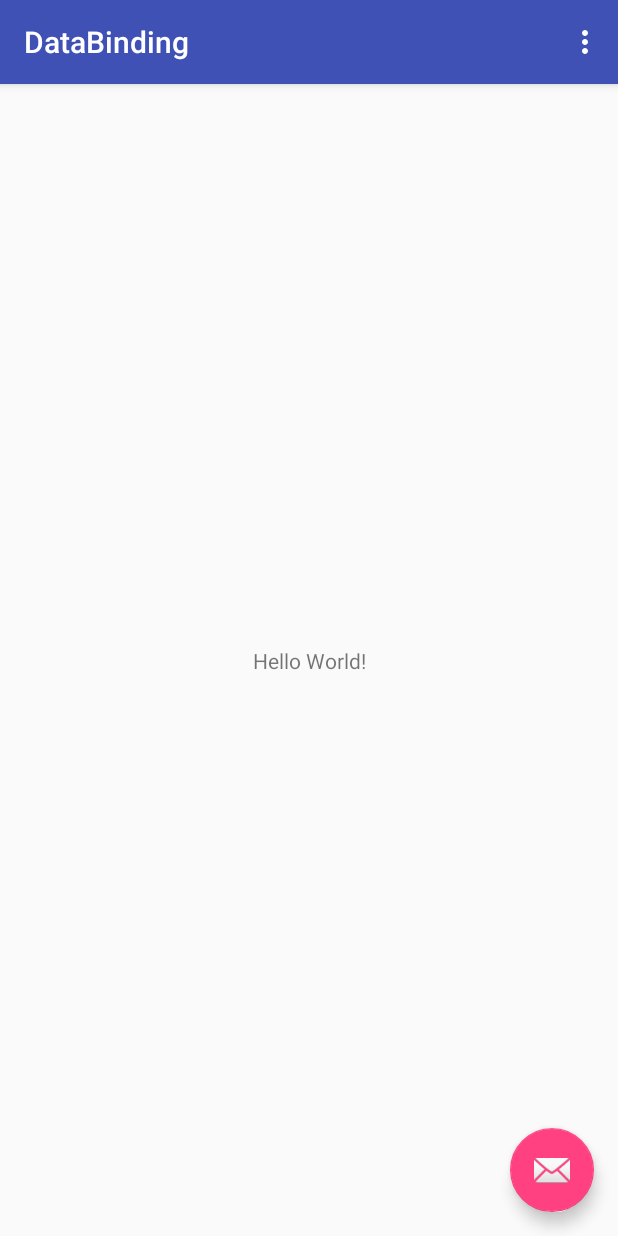
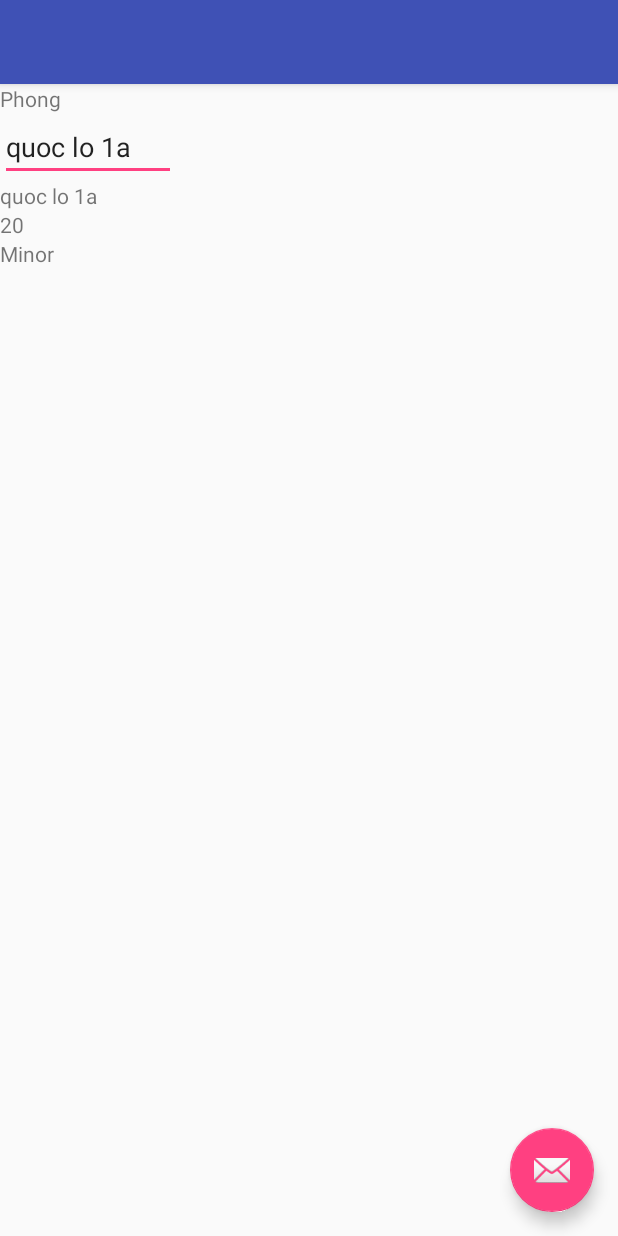
Before and after one commit to PhongHuynh93/Databinding, an Android app: the screen it shows after launch (MainActivity), on a phone screen of 412 x 824 dp. Run offline under Robolectric (Android 15) with nearby library versions, the phone set to English and light mode, and no system bars; our stand-ins replace data binding.

Commit message:
feat - create model via xml, java. create constructor for model. create observablefield for model

```diff
--- a/app/src/main/java/example/test/phong/databinding/MainActivity.java
+++ b/app/src/main/java/example/test/phong/databinding/MainActivity.java
@@ -1,52 +1,27 @@
 package example.test.phong.databinding;
 
+import android.databinding.DataBindingUtil;
 import android.os.Bundle;
-import android.support.design.widget.FloatingActionButton;
-import android.support.design.widget.Snackbar;
 import android.support.v7.app.AppCompatActivity;
-import android.support.v7.widget.Toolbar;
-import android.view.View;
-import android.view.Menu;
-import android.view.MenuItem;
 
+import example.test.phong.databinding.databinding.ActivityMainBinding;
+
+
+/**
+ * https://android.jlelse.eu/data-binding-a-library-to-remember-1a5ab7bfc21d
+ */
 public class MainActivity extends AppCompatActivity {
 
     @Override
     protected void onCreate(Bundle savedInstanceState) {
         super.onCreate(savedInstanceState);
-        setContentView(R.layout.activity_main);
-        Toolbar toolbar = (Toolbar) findViewById(R.id.toolbar);
-        setSupportActionBar(toolbar);
+//        setContentView(R.layout.activity_main);
+        // info - How to avoid findViewById():
+//        Inside your onCreate method initialize the data binding object by using DataBindingUtil than use that object to access all your views directly.
+        ActivityMainBinding activityMainBinding = DataBindingUtil.setContentView(this, R.layout.activity_main);
 
-        FloatingActionButton fab = (FloatingActionButton) findViewById(R.id.fab);
-        fab.setOnClickListener(new View.OnClickListener() {
-            @Override
-            public void onClick(View view) {
-                Snackbar.make(view, "Replace with your own action", Snackbar.LENGTH_LONG)
-                        .setAction("Action", null).show();
-            }
-        });
-    }
-
-    @Override
-    public boolean onCreateOptionsMenu(Menu menu) {
-        // Inflate the menu; this adds items to the action bar if it is present.
-        getMenuInflater().inflate(R.menu.menu_main, menu);
-        return true;
-    }
-
-    @Override
-    public boolean onOptionsItemSelected(MenuItem item) {
-        // Handle action bar item clicks here. The action bar will
-        // automatically handle clicks on the Home/Up button, so long
-        // as you specify a parent activity in AndroidManifest.xml.
-        int id = item.getItemId();
-
-        //noinspection SimplifiableIfStatement
-        if (id == R.id.action_settings) {
-            return true;
-        }
-
-        return super.onOptionsItemSelected(item);
+        // info - how to set var via java fiile
+        RegistrationModel registrationModel = new RegistrationModel("Phong", "quoc lo 1a", 20, true);
+        activityMainBinding.setRegistration(registrationModel);
     }
 }
--- /dev/null
+++ b/app/src/main/java/example/test/phong/databinding/RegistrationModel.java
@@ -0,0 +1,31 @@
+package example.test.phong.databinding;
+
+import android.databinding.ObservableBoolean;
+import android.databinding.ObservableField;
+import android.databinding.ObservableInt;
+
+/**
+ * Created by user on 7/30/2017.
+ * It sets the field with observable which continuously monitors for any changes in the contents.
+ *
+ * No getters and setters?
+ *
+ * You may use like name.set(“Jack”) and name.get() to retrieve value.
+ */
+public class RegistrationModel {
+    public ObservableField<String> name = new ObservableField<>();
+    public ObservableField<String> address = new ObservableField<>();
+    public ObservableInt age = new ObservableInt();
+    public ObservableBoolean isMinor = new ObservableBoolean();
+
+    // info - Using Constructor:
+    public RegistrationModel(String name, String address, int age, boolean isMinor) {
+        this.name.set(name);
+        this.address.set(address);
+        this.age.set(age);
+        this.isMinor.set(isMinor);
+    }
+
+    public RegistrationModel() {
+    }
+}
--- a/app/src/main/res/layout/activity_main.xml
+++ b/app/src/main/res/layout/activity_main.xml
@@ -1,8 +1,17 @@
 <?xml version="1.0" encoding="utf-8"?>
+<!--info layout mean compiler will create the class depend on xml name-->
+<!--When you define layout tag it conveys special meaning to the compiler that data binding is used in this xml so create a new separate class to handle the data binding
+and the name of the class is exactly the same name of your xml in a camel case appended with the Binding at the end.
+So if your xml name is activity_main then it generate the class with the name ActivityMainBinding.-->
+<layout xmlns:android="http://schemas.android.com/apk/res/android"
+        xmlns:app="http://schemas.android.com/apk/res-auto"
+        xmlns:tools="http://schemas.android.com/tools">
+
+    <!--info auto create method setRegistrationModel-->
+    <data>
+        <variable name="registration" type="example.test.phong.databinding.RegistrationModel"/>
+    </data>
     <android.support.design.widget.CoordinatorLayout
-    xmlns:android="http://schemas.android.com/apk/res/android"
-    xmlns:app="http://schemas.android.com/apk/res-auto"
-    xmlns:tools="http://schemas.android.com/tools"
         android:layout_width="match_parent"
         android:layout_height="match_parent"
         tools:context="example.test.phong.databinding.MainActivity">
@@ -21,7 +30,50 @@
 
         </android.support.design.widget.AppBarLayout>
 
-    <include layout="@layout/content_main"/>
+        <!--<include layout="@layout/content_main"/>-->
+        <LinearLayout
+            android:layout_width="match_parent"
+            android:layout_height="match_parent"
+            android:orientation="vertical"
+            app:layout_behavior="@string/appbar_scrolling_view_behavior">
+
+            <TextView
+                android:id="@+id/tv_name"
+                android:layout_width="wrap_content"
+                android:layout_height="wrap_content"
+                android:text="@{registration.name}"/>
+
+            <!--info Do single modification that is change @{} to @={} that’s it.
+What it does is when user types then it set the value back to the model class object so when you want to retrieve the value just call that object.-->
+            <EditText
+                android:id="@+id/edt_address"
+                android:hint="Input address"
+                android:layout_width="wrap_content"
+                android:layout_height="wrap_content"
+                android:text="@={registration.address}"/>
+
+            <!--test not modify when edt_address is modified-->
+            <TextView
+                android:id="@+id/tv_address"
+                android:layout_width="wrap_content"
+                android:layout_height="wrap_content"
+                android:text="@{registration.address}"/>
+
+            <!--info Remember the model class is having age data type as Integer and setText on a textview accepts String type. So it’s important to use String.valueOf() in case the data type is not String.-->
+            <TextView
+                android:id="@+id/tv_age"
+                android:layout_width="wrap_content"
+                android:layout_height="wrap_content"
+                android:text="@{String.valueOf(registration.age)}"/>
+
+            <!--info - Well data binding supports lots of expression and ternary operator is one of them.-->
+            <TextView
+                android:id="@+id/tv_status"
+                android:layout_width="wrap_content"
+                android:layout_height="wrap_content"
+                android:text="@{registration.isMinor ? @string/minor : @string/major}"/>
+
+        </LinearLayout>
 
         <android.support.design.widget.FloatingActionButton
             android:id="@+id/fab"
@@ -32,3 +84,4 @@
             app:srcCompat="@android:drawable/ic_dialog_email"/>
 
     </android.support.design.widget.CoordinatorLayout>
+</layout>
--- a/app/src/main/res/layout/content_main.xml
+++ b/app/src/main/res/layout/content_main.xml
@@ -1,13 +1,11 @@
 <?xml version="1.0" encoding="utf-8"?>
-<layout xmlns:android="http://schemas.android.com/apk/res/android"
-        xmlns:app="http://schemas.android.com/apk/res-auto"
-        xmlns:tools="http://schemas.android.com/tools">
 <android.support.constraint.ConstraintLayout
+    xmlns:android="http://schemas.android.com/apk/res/android"
+    xmlns:app="http://schemas.android.com/apk/res-auto" xmlns:tools="http://schemas.android.com/tools"
     android:layout_width="match_parent"
     android:layout_height="match_parent"
     app:layout_behavior="@string/appbar_scrolling_view_behavior"
-        tools:context="example.test.phong.databinding.MainActivity"
-        tools:showIn="@layout/activity_main">
+    tools:context="example.test.phong.databinding.MainActivity" tools:showIn="@layout/activity_main">
 
     <TextView
         android:layout_width="wrap_content"
@@ -19,5 +17,3 @@
         app:layout_constraintTop_toTopOf="parent"/>
 
 </android.support.constraint.ConstraintLayout>
-
-</layout>
--- a/app/src/main/res/values/strings.xml
+++ b/app/src/main/res/values/strings.xml
@@ -1,4 +1,6 @@
 <resources>
     <string name="app_name">DataBinding</string>
     <string name="action_settings">Settings</string>
+    <string name="minor">Minor</string>
+    <string name="major">Major</string>
 </resources>
```
Lines whose indentation alone changed are shown as unchanged.
